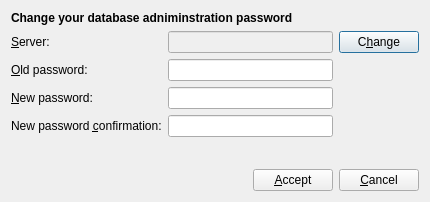
xrg/openerp-client-kde, file bin/ui/admin_passwd.ui: the form before one commit.
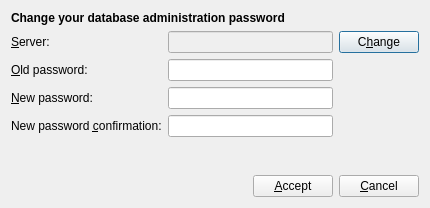
The form after the commit. Icons and pictures are not drawn.

```diff
--- a/bin/ui/admin_passwd.ui
+++ b/bin/ui/admin_passwd.ui
@@ -6,7 +6,7 @@
     <x>0</x>
     <y>0</y>
     <width>430</width>
-    <height>202</height>
+    <height>208</height>
    </rect>
   </property>
   <property name="windowTitle" >
@@ -16,7 +16,7 @@
    <item>
     <widget class="QLabel" name="label_5" >
      <property name="text" >
-      <string>&lt;b>Change your database adniminstration password&lt;/b></string>
+      <string>&lt;b>Change your database administration password&lt;/b></string>
      </property>
     </widget>
    </item>
```
Left out of the diff: 8 changed lines with no effect on the pictures.
